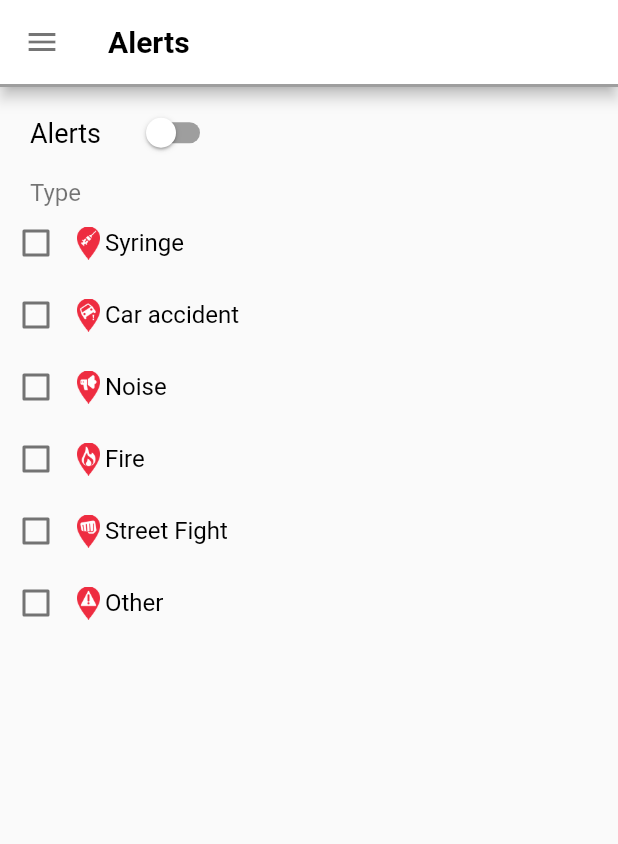
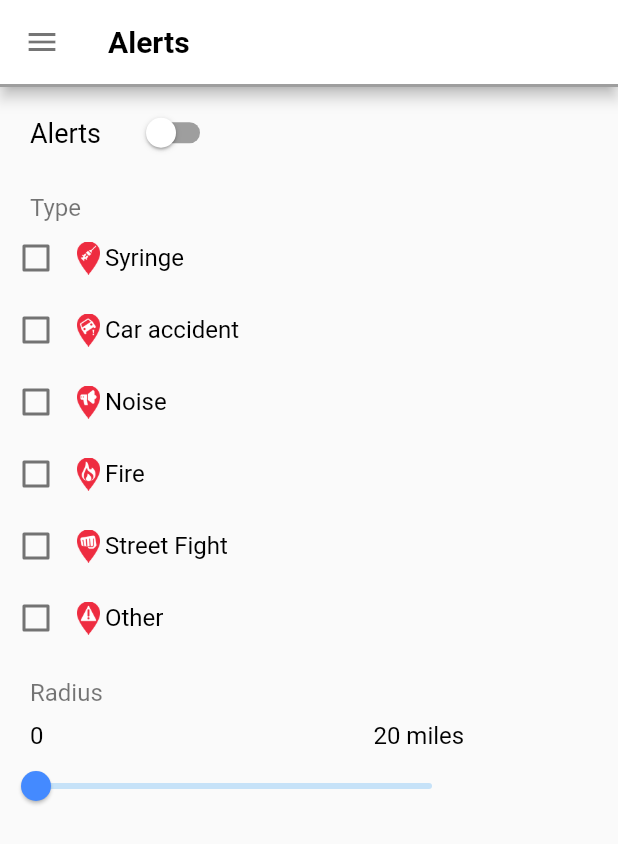
Before and after one commit to bryanpei/dsc-neu-safer-transportation, a Flutter app: the Home screen opened by its route, after a tap on the "menu" icon, after a tap on "alerts", on a phone screen of 412 x 824 dp. Shown: the top 844 px of the screen. Run offline on Flutter 3.47's test engine with Material 2 defaults, Android fonts, the phone set to English and light mode, and no system bars; our stand-ins replace firebase_auth, geolocator, google_maps_flutter; accounts and stored records are empty; network calls fail.

Commit message:
Added Radius slider

```diff
--- a/lib/screens/alerts.dart
+++ b/lib/screens/alerts.dart
@@ -16,6 +16,8 @@ class _AlertsState extends State {
   bool fireBox = false;
   bool fightBox = false;
   bool otherBox = false;
+
+  double sliderValue = 0.0;
 
 
   @override
@@ -64,6 +66,9 @@ class _AlertsState extends State {
                         )
                       ],
                     ),
+                  ),
+                  Container(
+                    child: SizedBox(height: 10)
                   ),
                   // Container for the 'Type' header
                   Container(
@@ -249,6 +254,57 @@ class _AlertsState extends State {
                           ],
                         )
                     ),
+                    // Spacer between Type and Radius
+                    SizedBox(height: 16),
+                    // Radius
+                    Container(
+                      alignment: Alignment.centerLeft,
+                      margin: EdgeInsets.only(left: 20.0),
+                      child: Text('Radius', style: TextStyle(
+                          fontSize: 16.0,
+                          color: Colors.black54
+                      ),),
+                    ),
+                    Container(
+                      margin: EdgeInsets.only(top: 10.0, left: 20.0, right: 50.0),
+                      child: Row(
+                        children: <Widget>[
+                          Container(
+                            child: Text('0', style: TextStyle(
+                              fontSize: 16.0,
+                              color: Colors.black
+                            ),),
+                          ),
+                          Container(
+                            child: SizedBox(
+                              width: 220,
+                            ),
+                          ),
+                          Container(
+                            child: Text('20 miles', style: TextStyle(
+                                fontSize: 16.0,
+                                color: Colors.black
+                            ),),
+                          )
+                        ],
+                      )
+                    ),
+                    Container(
+                      margin: EdgeInsets.only(right: 100.0),
+                      child: Slider(
+                          min: 0,
+                          max: 20,
+                          activeColor: Colors.blueAccent,
+                          //inactiveColor: Colors.blue,
+                        value: sliderValue,
+                        onChanged: (value) {
+                            setState(() {
+                              sliderValue = value;
+                            });
+                        }
+                      ),
+                    ),
+
                   ],
                 )
             )
@@ -256,10 +312,6 @@ class _AlertsState extends State {
     );
   }
 }
-
-
-
-
 
 
 
@@ -307,7 +359,7 @@ class SwitchWidgetClass extends State {
               onChanged: toggleSwitch,
               value: switchControl,
               activeColor: Colors.blueAccent,
-              activeTrackColor: Colors.blueAccent,
+              activeTrackColor: Colors.blue[200],
               inactiveThumbColor: Colors.white,
               inactiveTrackColor: Colors.grey,
             )),
```
